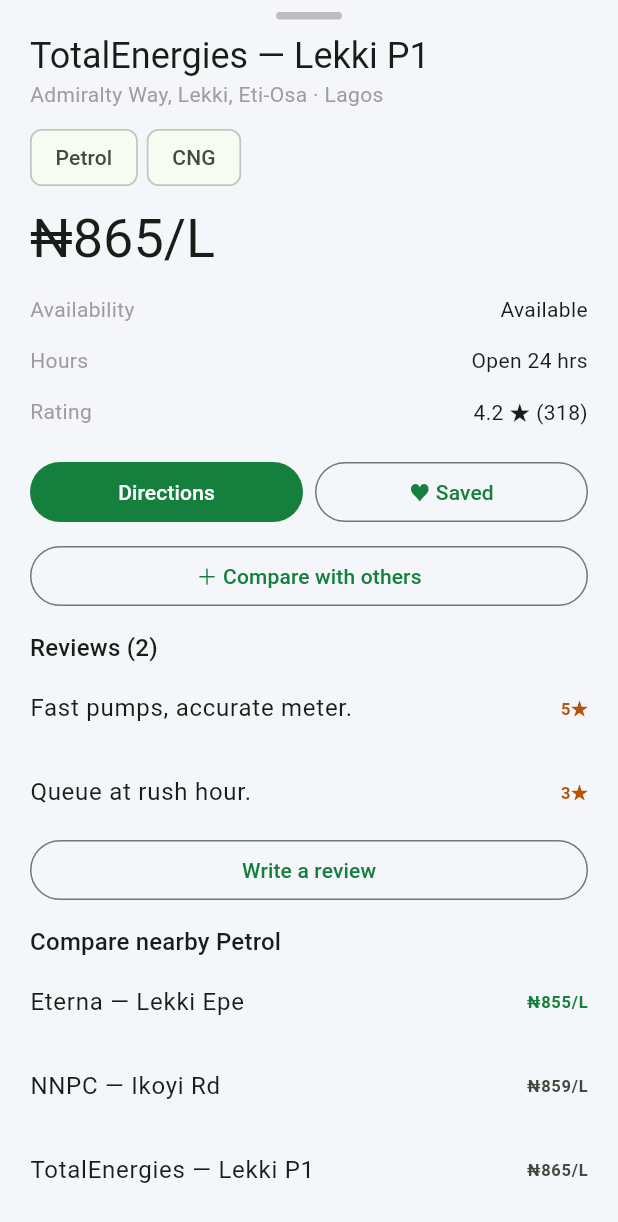
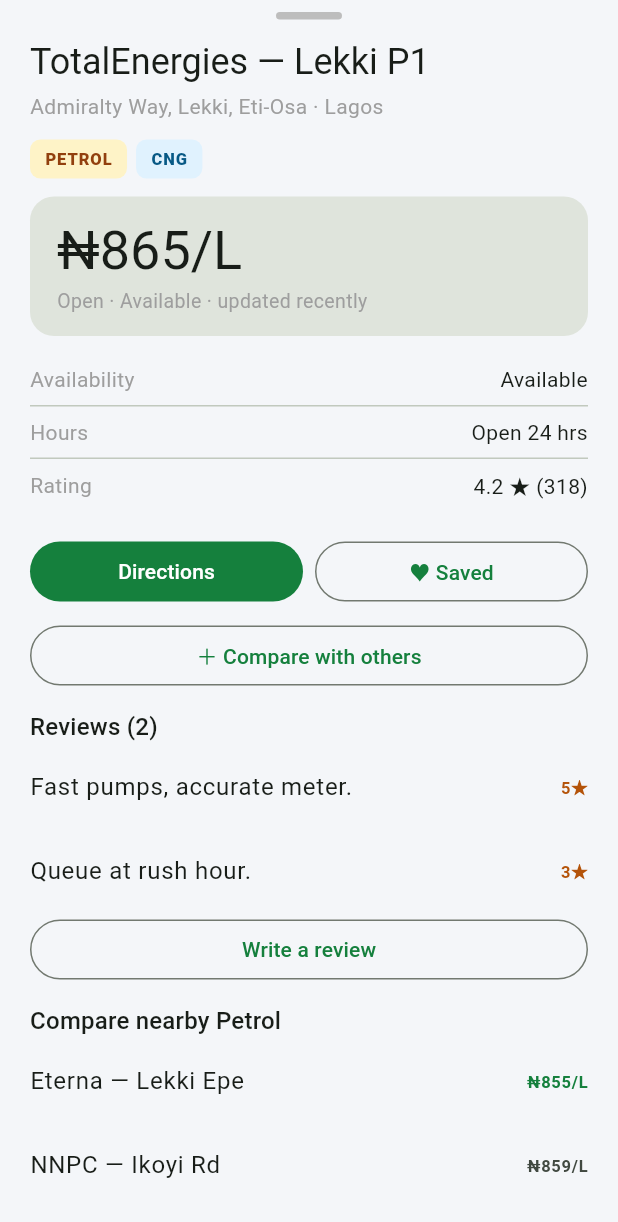
Before and after one commit to Precious08/TankUp, a Flutter app: the StationSheet widget shown alone on an empty page, opened directly with sample values from the repository, after a tap on "♡ Save", on a phone screen of 412 x 824 dp. Shown: the top 1222 px of the screen. Run offline on Flutter 3.47's test engine with Material 3 defaults, Android fonts, the phone set to English and light mode, and no system bars; our stand-ins replace flutter_riverpod, flutter_tts, geolocator, image_picker, shared_preferences, supabase_flutter; accounts and stored records are empty.

Commit message:
Light theme lift, tinted fuel chips, detail sheet polish

```diff
--- a/app/lib/design/theme.dart
+++ b/app/lib/design/theme.dart
@@ -1,7 +1,26 @@
 // TankUp Material themes built from tokens.dart (Phase 1).
 import 'package:flutter/material.dart';
+import '../core/models.dart';
+import 'tokens.dart';
 
-import 'tokens.dart';
+/// Per-fuel tint pair, AA-safe in both themes (dark-text-on-tint).
+({Color bg, Color fg}) fuelChip(Fuel f, Brightness b) {
+  final dark = b == Brightness.dark;
+  return switch (f) {
+    Fuel.petrol => (
+        bg: Color(dark ? TankColors.petrolBgD : TankColors.petrolBgL),
+        fg: Color(dark ? TankColors.petrolTxD : TankColors.petrolTxL)
+      ),
+    Fuel.cng => (
+        bg: Color(dark ? TankColors.cngBgD : TankColors.cngBgL),
+        fg: Color(dark ? TankColors.cngTxD : TankColors.cngTxL)
+      ),
+    Fuel.ev => (
+        bg: Color(dark ? TankColors.evBgD : TankColors.evBgL),
+        fg: Color(dark ? TankColors.evTxD : TankColors.evTxL)
+      ),
+  };
+}
 
 ThemeData tankLight() {
   final scheme = ColorScheme.fromSeed(
@@ -13,6 +32,20 @@
     colorScheme: scheme.copyWith(primary: const Color(TankColors.actionL)),
     scaffoldBackgroundColor: const Color(TankColors.washL),
     fontFamilyFallback: const ['Segoe UI', 'Roboto', 'Arial'],
+    cardTheme: const CardThemeData(
+      elevation: 0,
+      shape: RoundedRectangleBorder(
+        borderRadius: BorderRadius.all(Radius.circular(18)),
+        side: BorderSide(color: Color(0xFFE8EDF3)),
+      ),
+      margin: EdgeInsets.fromLTRB(12, 0, 12, 10),
+    ),
+    dividerTheme: const DividerThemeData(thickness: 1, space: 1),
+    appBarTheme: const AppBarTheme(
+      centerTitle: false,
+      scrolledUnderElevation: 3,
+      titleTextStyle: TextStyle(fontSize: 22, fontWeight: FontWeight.w800),
+    ),
   );
 }
 
--- a/app/lib/features/home/home_screen.dart
+++ b/app/lib/features/home/home_screen.dart
@@ -6,6 +6,7 @@
 import '../../core/app_state.dart';
 import '../../core/models.dart';
 import '../../core/stations_repo.dart';
+import '../../design/theme.dart';
 import '../profile/profile_screen.dart';
 import '../stations/station_details.dart';
 
@@ -371,30 +372,30 @@
     final s = station;
     final saved = ref.watch(savedProvider).contains(s.id);
     final scheme = Theme.of(context).colorScheme;
+    final tint = fuelChip(
+        s.fuels.first, Theme.of(context).brightness);
     return Card(
-      margin: const EdgeInsets.fromLTRB(12, 0, 12, 10),
-      shape: RoundedRectangleBorder(borderRadius: BorderRadius.circular(16)),
       child: ListTile(
         contentPadding: const EdgeInsets.symmetric(horizontal: 16, vertical: 10),
         leading: Container(
-          width: 42,
-          height: 42,
+          width: 44,
+          height: 44,
           decoration: BoxDecoration(
-            color: s.open ? scheme.primaryContainer : scheme.surfaceContainerHighest,
-            borderRadius: BorderRadius.circular(13),
+            color: s.open ? tint.bg : scheme.surfaceContainerHighest,
+            borderRadius: BorderRadius.circular(14),
           ),
           child: Icon(Icons.location_on,
-              color: s.open ? scheme.onPrimaryContainer : Colors.grey),
+              color: s.open ? tint.fg : Colors.grey),
         ),
-        title: Text(s.name, style: const TextStyle(fontWeight: FontWeight.w600)),
+        title: Text(s.name, style: const TextStyle(fontWeight: FontWeight.w700)),
         subtitle: Padding(
-          padding: const EdgeInsets.only(top: 3),
+          padding: const EdgeInsets.only(top: 4),
           child: Text(
               '${s.area}, ${s.state} · ${s.open ? "Open" : "Closed"} · ${s.availability}'),
         ),
         trailing: Row(mainAxisSize: MainAxisSize.min, children: [
           Container(
-            padding: const EdgeInsets.symmetric(horizontal: 12, vertical: 8),
+            padding: const EdgeInsets.symmetric(horizontal: 13, vertical: 9),
             decoration: BoxDecoration(
               color: scheme.primaryContainer,
               borderRadius: BorderRadius.circular(999),
--- a/app/lib/features/stations/station_details.dart
+++ b/app/lib/features/stations/station_details.dart
@@ -4,6 +4,7 @@
 import '../../core/app_state.dart';
 import '../../core/models.dart';
 import '../../core/stations_repo.dart';
+import '../../design/theme.dart';
 import '../navigation/nav_screen.dart';
 
 class StationSheet extends ConsumerWidget {
@@ -22,10 +23,12 @@
     final top = nearby.take(3).toList();
     final best = top.isEmpty ? s.price : top.map((e) => e.price).reduce((a, b) => a < b ? a : b);
     final reviews = ref.watch(reviewsProvider)[s.name] ?? const [];
+    final scheme = Theme.of(context).colorScheme;
+    final brightness = Theme.of(context).brightness;
     return SafeArea(
       child: ListView(
         shrinkWrap: true,
-        padding: const EdgeInsets.fromLTRB(20, 8, 20, 24),
+        padding: const EdgeInsets.fromLTRB(20, 8, 20, 28),
         children: [
           Center(
             child: Container(
@@ -34,21 +37,58 @@
                     color: Colors.grey.shade400,
                     borderRadius: BorderRadius.circular(99))),
           ),
-          const SizedBox(height: 8),
+          const SizedBox(height: 12),
           Text(s.name, style: Theme.of(context).textTheme.headlineSmall),
+          const SizedBox(height: 4),
           Text('${s.address}, ${s.lga} · ${s.state}',
               style: const TextStyle(color: Colors.grey)),
-          const SizedBox(height: 8),
+          const SizedBox(height: 12),
           Wrap(
               spacing: 6,
-              children: [for (final f in s.fuels) Chip(label: Text(fuelName(f)))]),
-          const SizedBox(height: 8),
-          Text(s.priceLabel, style: Theme.of(context).textTheme.displaySmall),
-          const SizedBox(height: 8),
+              runSpacing: 6,
+              children: [
+                for (final f in s.fuels)
+                  Builder(builder: (_) {
+                    final t = fuelChip(f, brightness);
+                    return Container(
+                      padding: const EdgeInsets.symmetric(horizontal: 10, vertical: 5),
+                      decoration: BoxDecoration(
+                          color: t.bg, borderRadius: BorderRadius.circular(7)),
+                      child: Text(fuelName(f).toUpperCase(),
+                          style: TextStyle(
+                              fontSize: 11,
+                              fontWeight: FontWeight.w800,
+                              letterSpacing: 0.6,
+                              color: t.fg)),
+                    );
+                  }),
+              ]),
+          const SizedBox(height: 12),
+          Container(
+            width: double.infinity,
+            padding: const EdgeInsets.symmetric(horizontal: 18, vertical: 14),
+            decoration: BoxDecoration(
+              color: scheme.surfaceContainerHighest,
+              borderRadius: BorderRadius.circular(16),
+            ),
+            child: Column(
+              crossAxisAlignment: CrossAxisAlignment.start,
+              children: [
+                Text(s.priceLabel,
+                    style: Theme.of(context).textTheme.displaySmall),
+                const SizedBox(height: 2),
+                Text('${s.open ? "Open" : "Closed"} · ${s.availability} · updated recently',
+                    style: const TextStyle(color: Colors.grey, fontSize: 13)),
+              ],
+            ),
+          ),
+          const SizedBox(height: 12),
           _kv('Availability', s.availability),
+          const Divider(height: 1),
           _kv('Hours', s.hours),
+          const Divider(height: 1),
           _kv('Rating', '${s.rating} ★ (${s.reviews})'),
-          const SizedBox(height: 12),
+          const SizedBox(height: 16),
           Row(children: [
             Expanded(
               child: FilledButton(
```
